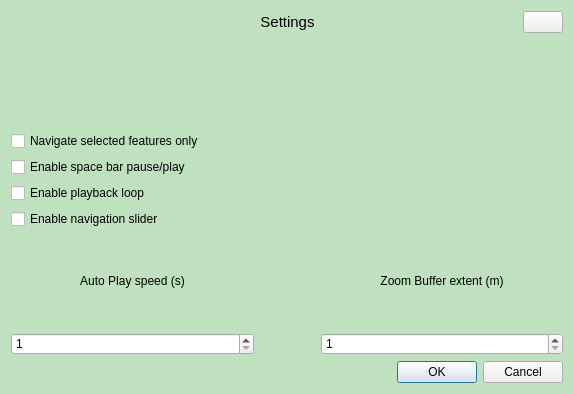
Old version of the form feature_navigator/feature_navigator_dialog_base.ui in the repository iswaldeen/QGIS_Plugin_Feature_Navigation_Dock.
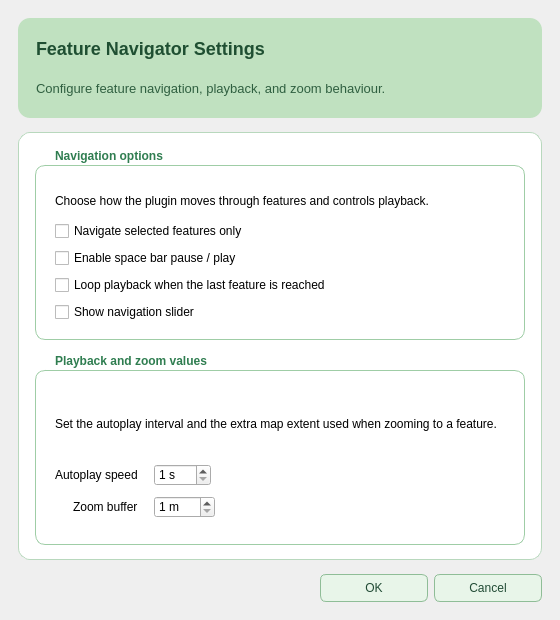
New version of the form. Icons and pictures are not drawn.

```diff
--- a/feature_navigator/feature_navigator_dialog_base.ui
+++ b/feature_navigator/feature_navigator_dialog_base.ui
@@ -9,297 +9,366 @@
    <rect>
     <x>0</x>
     <y>0</y>
-    <width>574</width>
-    <height>394</height>
+    <width>560</width>
+    <height>620</height>
    </rect>
   </property>
-  <property name="sizePolicy">
-   <sizepolicy hsizetype="Preferred" vsizetype="Preferred">
-    <horstretch>0</horstretch>
-    <verstretch>0</verstretch>
-   </sizepolicy>
-  </property>
   <property name="minimumSize">
    <size>
-    <width>419</width>
-    <height>237</height>
+    <width>560</width>
+    <height>620</height>
    </size>
   </property>
-  <property name="maximumSize">
-   <size>
-    <width>524287</width>
-    <height>524287</height>
-   </size>
-  </property>
-  <property name="baseSize">
-   <size>
-    <width>0</width>
-    <height>0</height>
-   </size>
-  </property>
-  <property name="palette">
-   <palette>
-    <active>
-     <colorrole role="Button">
-      <brush brushstyle="SolidPattern">
-       <color alpha="255">
-        <red>192</red>
-        <green>225</green>
-        <blue>192</blue>
-       </color>
-      </brush>
-     </colorrole>
-     <colorrole role="Base">
-      <brush brushstyle="SolidPattern">
-       <color alpha="255">
-        <red>192</red>
-        <green>225</green>
-        <blue>192</blue>
-       </color>
-      </brush>
-     </colorrole>
-     <colorrole role="Window">
-      <brush brushstyle="SolidPattern">
-       <color alpha="255">
-        <red>192</red>
-        <green>225</green>
-        <blue>192</blue>
-       </color>
-      </brush>
-     </colorrole>
-    </active>
-    <inactive>
-     <colorrole role="Button">
-      <brush brushstyle="SolidPattern">
-       <color alpha="255">
-        <red>192</red>
-        <green>225</green>
-        <blue>192</blue>
-       </color>
-      </brush>
-     </colorrole>
-     <colorrole role="Base">
-      <brush brushstyle="SolidPattern">
-       <color alpha="255">
-        <red>192</red>
-        <green>225</green>
-        <blue>192</blue>
-       </color>
-      </brush>
-     </colorrole>
-     <colorrole role="Window">
-      <brush brushstyle="SolidPattern">
-       <color alpha="255">
-        <red>192</red>
-        <green>225</green>
-        <blue>192</blue>
-       </color>
-      </brush>
-     </colorrole>
-    </inactive>
-    <disabled>
-     <colorrole role="Button">
-      <brush brushstyle="SolidPattern">
-       <color alpha="255">
-        <red>192</red>
-        <green>225</green>
-        <blue>192</blue>
-       </color>
-      </brush>
-     </colorrole>
-     <colorrole role="Base">
-      <brush brushstyle="SolidPattern">
-       <color alpha="255">
-        <red>192</red>
-        <green>225</green>
-        <blue>192</blue>
-       </color>
-      </brush>
-     </colorrole>
-     <colorrole role="Window">
-      <brush brushstyle="SolidPattern">
-       <color alpha="255">
-        <red>192</red>
-        <green>225</green>
-        <blue>192</blue>
-       </color>
-      </brush>
-     </colorrole>
-    </disabled>
-   </palette>
-  </property>
   <property name="windowTitle">
    <string>Feature Navigator Settings</string>
   </property>
   <property name="styleSheet">
-   <string notr="true">QDialog {
+   <string notr="true">/* Keep the overall green identity without forcing editor/control colours.
+   Input widgets, checkboxes, and their text are intentionally left to the
+   active QGIS/Qt palette so they remain light in QGIS 3 light themes and dark
+   in QGIS 4 / Qt6 dark themes. */
+QDialog#FeatureNavigatorSettingsDialogBase {
+    background-color: palette(window);
+}
+
+QFrame#headerFrame {
     background-color: #c0e1c0;
+    border-radius: 12px;
+}
+
+QFrame#settingsCard {
+    border: 1px solid #b8d8bd;
+    border-radius: 12px;
+    background-color: palette(base);
+}
+
+QLabel#titlelabel {
+    color: #1f4f32;
+    font-size: 18px;
+    font-weight: 600;
+    background: transparent;
+}
+
+QLabel#subtitleLabel {
+    color: #2f5f40;
+    font-size: 10pt;
+    background: transparent;
+}
+
+QGroupBox {
+    font-weight: 600;
+    border: 1px solid #9fcda6;
+    border-radius: 10px;
+    margin-top: 18px;
+    padding: 12px 10px 8px 10px;
+    background: transparent;
+}
+
+QGroupBox::title {
+    subcontrol-origin: margin;
+    subcontrol-position: top left;
+    left: 12px;
+    top: 2px;
+    padding: 0 6px;
+    color: #2f7d50;
+    background-color: palette(base);
+}
+
+QLabel#optionsDescriptionLabel,
+QLabel#valuesDescriptionLabel {
+    font-size: 9pt;
+}
+
+
+QDialogButtonBox QPushButton {
+    min-width: 78px;
+    padding: 6px 14px;
+    border-radius: 6px;
+    border: 1px solid #8fbd97;
+    background-color: #e8f5e9;
+    color: #214b35;
+}
+
+QDialogButtonBox QPushButton:hover {
+    background-color: #d7edd8;
+}
+
+QDialogButtonBox QPushButton:pressed {
+    background-color: #c4e3c6;
 }</string>
   </property>
-  <layout class="QGridLayout" name="gridLayout">
-   <property name="sizeConstraint">
-    <enum>QLayout::SetMinimumSize</enum>
+  <layout class="QVBoxLayout" name="mainLayout">
+   <property name="leftMargin">
+    <number>18</number>
    </property>
-   <item row="0" column="0">
-    <layout class="QGridLayout" name="gridLayout_2">
-     <item row="10" column="5">
-      <widget class="QDialogButtonBox" name="buttonBox">
-       <property name="standardButtons">
-        <set>QDialogButtonBox::Cancel|QDialogButtonBox::Ok</set>
-       </property>
-      </widget>
-     </item>
-     <item row="8" column="0">
-      <widget class="QLabel" name="speedLabel">
-       <property name="text">
-        <string>Auto Play speed (s)</string>
-       </property>
-       <property name="alignment">
-        <set>Qt::AlignCenter</set>
-       </property>
-      </widget>
-     </item>
-     <item row="9" column="0">
-      <widget class="QSpinBox" name="speedSpinBox">
-       <property name="minimum">
-        <number>1</number>
-       </property>
-       <property name="maximum">
-        <number>999</number>
-       </property>
-      </widget>
-     </item>
-     <item row="8" column="1">
-      <spacer name="verticalSpacer">
-       <property name="orientation">
-        <enum>Qt::Vertical</enum>
-       </property>
-       <property name="sizeHint" stdset="0">
-        <size>
-         <width>20</width>
-         <height>40</height>
-        </size>
-       </property>
-      </spacer>
-     </item>
-     <item row="2" column="1">
-      <spacer name="verticalSpacer_3">
-       <property name="orientation">
-        <enum>Qt::Vertical</enum>
-       </property>
-       <property name="sizeHint" stdset="0">
-        <size>
-         <width>20</width>
-         <height>40</height>
-        </size>
-       </property>
-      </spacer>
-     </item>
-     <item row="0" column="1" alignment="Qt::AlignHCenter">
-      <widget class="QLabel" name="titlelabel">
-       <property name="font">
-        <font>
-         <pointsize>11</pointsize>
-         <weight>50</weight>
-         <bold>false</bold>
-        </font>
-       </property>
-       <property name="text">
-        <string>Settings</string>
-       </property>
-       <property name="alignment">
-        <set>Qt::AlignCenter</set>
-       </property>
-      </widget>
-     </item>
-     <item row="4" column="0">
-      <widget class="QCheckBox" name="spacebarcheckBox">
-       <property name="text">
-        <string>Enable space bar pause/play</string>
-       </property>
-      </widget>
-     </item>
-     <item row="8" column="5">
-      <widget class="QLabel" name="bufferLabel">
-       <property name="text">
-        <string>Zoom Buffer extent (m)</string>
-       </property>
-       <property name="alignment">
-        <set>Qt::AlignCenter</set>
-       </property>
-      </widget>
-     </item>
-     <item row="0" column="0">
-      <spacer name="horizontalSpacer">
-       <property name="orientation">
-        <enum>Qt::Horizontal</enum>
-       </property>
-       <property name="sizeHint" stdset="0">
-        <size>
-         <width>40</width>
-         <height>20</height>
-        </size>
-       </property>
-      </spacer>
-     </item>
-     <item row="0" column="5" alignment="Qt::AlignRight">
-      <widget class="QPushButton" name="helpButton">
-       <property name="sizePolicy">
-        <sizepolicy hsizetype="Fixed" vsizetype="Fixed">
-         <horstretch>0</horstretch>
-         <verstretch>0</verstretch>
-        </sizepolicy>
-       </property>
-       <property name="font">
-        <font/>
-       </property>
-       <property name="layoutDirection">
-        <enum>Qt::LeftToRight</enum>
-       </property>
-       <property name="styleSheet">
-        <string notr="true"/>
-       </property>
-       <property name="text">
-        <string/>
-       </property>
-       <property name="icon">
-        <iconset>
-         <normaloff>icons/question_mark.png</normaloff>icons/question_mark.png</iconset>
-       </property>
-      </widget>
-     </item>
-     <item row="5" column="0">
-      <widget class="QCheckBox" name="loopcheckBox">
-       <property name="text">
-        <string>Enable playback loop</string>
-       </property>
-      </widget>
-     </item>
-     <item row="9" column="5">
-      <widget class="QSpinBox" name="bufferSpinBox">
-       <property name="minimum">
-        <number>1</number>
-       </property>
-       <property name="maximum">
-        <number>999</number>
-       </property>
-      </widget>
-     </item>
-     <item row="3" column="0">
-      <widget class="QCheckBox" name="selectedfeaturescheckBox">
-       <property name="text">
-        <string>Navigate selected features only</string>
-       </property>
-      </widget>
-     </item>
-     <item row="6" column="0">
-      <widget class="QCheckBox" name="navcheckBox">
-       <property name="text">
-        <string>Enable navigation slider</string>
-       </property>
-      </widget>
-     </item>
-    </layout>
+   <property name="topMargin">
+    <number>18</number>
+   </property>
+   <property name="rightMargin">
+    <number>18</number>
+   </property>
+   <property name="bottomMargin">
+    <number>18</number>
+   </property>
+   <property name="spacing">
+    <number>14</number>
+   </property>
+   <item>
+    <widget class="QFrame" name="headerFrame">
+     <property name="sizePolicy">
+      <sizepolicy hsizetype="Preferred" vsizetype="Fixed">
+       <horstretch>0</horstretch>
+       <verstretch>0</verstretch>
+      </sizepolicy>
+     </property>
+     <property name="minimumSize">
+      <size>
+       <width>0</width>
+       <height>76</height>
+      </size>
+     </property>
+     <property name="maximumSize">
+      <size>
+       <width>16777215</width>
+       <height>100</height>
+      </size>
+     </property>
+     <property name="frameShape">
+      <enum>QFrame::NoFrame</enum>
+     </property>
+     <layout class="QHBoxLayout" name="headerLayout">
+      <property name="leftMargin">
+       <number>18</number>
+      </property>
+      <property name="topMargin">
+       <number>12</number>
+      </property>
+      <property name="rightMargin">
+       <number>14</number>
+      </property>
+      <property name="bottomMargin">
+       <number>12</number>
+      </property>
+      <property name="spacing">
+       <number>12</number>
+      </property>
+      <item>
+       <layout class="QVBoxLayout" name="titleLayout">
+        <property name="spacing">
+         <number>4</number>
+        </property>
+        <item>
+         <widget class="QLabel" name="titlelabel">
+          <property name="text">
+           <string>Feature Navigator Settings</string>
+          </property>
+          <property name="alignment">
+           <set>Qt::AlignLeading|Qt::AlignLeft|Qt::AlignVCenter</set>
+          </property>
+         </widget>
+        </item>
+        <item>
+         <widget class="QLabel" name="subtitleLabel">
+          <property name="text">
+           <string>Configure feature navigation, playback, and zoom behaviour.</string>
+          </property>
+          <property name="wordWrap">
+           <bool>true</bool>
+          </property>
+         </widget>
+        </item>
+       </layout>
+      </item>
+      <item>
+       <widget class="QPushButton" name="helpButton">
+        <property name="sizePolicy">
+         <sizepolicy hsizetype="Fixed" vsizetype="Fixed">
+          <horstretch>0</horstretch>
+          <verstretch>0</verstretch>
+         </sizepolicy>
+        </property>
+        <property name="text">
+         <string/>
+        </property>
+        <property name="icon">
+         <iconset>
+          <normaloff>icons/question_mark.png</normaloff>icons/question_mark.png</iconset>
+        </property>
+        <property name="flat">
+         <bool>true</bool>
+        </property>
+       </widget>
+      </item>
+     </layout>
+    </widget>
+   </item>
+   <item>
+    <widget class="QFrame" name="settingsCard">
+     <property name="frameShape">
+      <enum>QFrame::NoFrame</enum>
+     </property>
+     <layout class="QVBoxLayout" name="cardLayout">
+      <property name="leftMargin">
+       <number>16</number>
+      </property>
+      <property name="topMargin">
+       <number>14</number>
+      </property>
+      <property name="rightMargin">
+       <number>16</number>
+      </property>
+      <property name="bottomMargin">
+       <number>14</number>
+      </property>
+      <property name="spacing">
+       <number>12</number>
+      </property>
+      <item>
+       <widget class="QGroupBox" name="navigationGroupBox">
+        <property name="title">
+         <string>Navigation options</string>
+        </property>
+        <layout class="QVBoxLayout" name="navigationOptionsLayout">
+         <property name="spacing">
+          <number>7</number>
+         </property>
+         <item>
+          <widget class="QLabel" name="optionsDescriptionLabel">
+           <property name="text">
+            <string>Choose how the plugin moves through features and controls playback.</string>
+           </property>
+           <property name="wordWrap">
+            <bool>true</bool>
+           </property>
+          </widget>
+         </item>
+         <item>
+          <widget class="QCheckBox" name="selectedfeaturescheckBox">
+           <property name="text">
+            <string>Navigate selected features only</string>
+           </property>
+          </widget>
+         </item>
+         <item>
+          <widget class="QCheckBox" name="spacebarcheckBox">
+           <property name="text">
+            <string>Enable space bar pause / play</string>
+           </property>
+          </widget>
+         </item>
+         <item>
+          <widget class="QCheckBox" name="loopcheckBox">
+           <property name="text">
+            <string>Loop playback when the last feature is reached</string>
+           </property>
+          </widget>
+         </item>
+         <item>
+          <widget class="QCheckBox" name="navcheckBox">
+           <property name="text">
+            <string>Show navigation slider</string>
+           </property>
+          </widget>
+         </item>
+        </layout>
+       </widget>
+      </item>
+      <item>
+       <widget class="QGroupBox" name="valuesGroupBox">
+        <property name="title">
+         <string>Playback and zoom values</string>
+        </property>
+        <layout class="QVBoxLayout" name="valuesOuterLayout">
+         <property name="spacing">
+          <number>8</number>
+         </property>
+         <item>
+          <widget class="QLabel" name="valuesDescriptionLabel">
+           <property name="text">
+            <string>Set the autoplay interval and the extra map extent used when zooming to a feature.</string>
+           </property>
+           <property name="wordWrap">
+            <bool>true</bool>
+           </property>
+          </widget>
+         </item>
+         <item>
+          <layout class="QFormLayout" name="valuesFormLayout">
+           <property name="fieldGrowthPolicy">
+            <enum>QFormLayout::ExpandingFieldsGrow</enum>
+           </property>
+           <property name="labelAlignment">
+            <set>Qt::AlignRight|Qt::AlignTrailing|Qt::AlignVCenter</set>
+           </property>
+           <property name="formAlignment">
+            <set>Qt::AlignLeading|Qt::AlignLeft|Qt::AlignTop</set>
+           </property>
+           <property name="horizontalSpacing">
+            <number>16</number>
+           </property>
+           <property name="verticalSpacing">
+            <number>10</number>
+           </property>
+           <item row="0" column="0">
+            <widget class="QLabel" name="speedLabel">
+             <property name="text">
+              <string>Autoplay speed</string>
+             </property>
+            </widget>
+           </item>
+           <item row="0" column="1">
+            <widget class="QSpinBox" name="speedSpinBox">
+             <property name="minimum">
+              <number>1</number>
+             </property>
+             <property name="maximum">
+              <number>999</number>
+             </property>
+             <property name="suffix">
+              <string> s</string>
+             </property>
+            </widget>
+           </item>
+           <item row="1" column="0">
+            <widget class="QLabel" name="bufferLabel">
+             <property name="text">
+              <string>Zoom buffer</string>
+             </property>
+            </widget>
+           </item>
+           <item row="1" column="1">
+            <widget class="QSpinBox" name="bufferSpinBox">
+             <property name="minimum">
+              <number>1</number>
+             </property>
+             <property name="maximum">
+              <number>999</number>
+             </property>
+             <property name="suffix">
+              <string> m</string>
+             </property>
+            </widget>
+           </item>
+          </layout>
+         </item>
+        </layout>
+       </widget>
+      </item>
+     </layout>
+    </widget>
+   </item>
+   <item>
+    <widget class="QDialogButtonBox" name="buttonBox">
+     <property name="orientation">
+      <enum>Qt::Horizontal</enum>
+     </property>
+     <property name="standardButtons">
+      <set>QDialogButtonBox::Cancel|QDialogButtonBox::Ok</set>
+     </property>
+     <property name="centerButtons">
+      <bool>false</bool>
+     </property>
+    </widget>
    </item>
   </layout>
  </widget>
```
